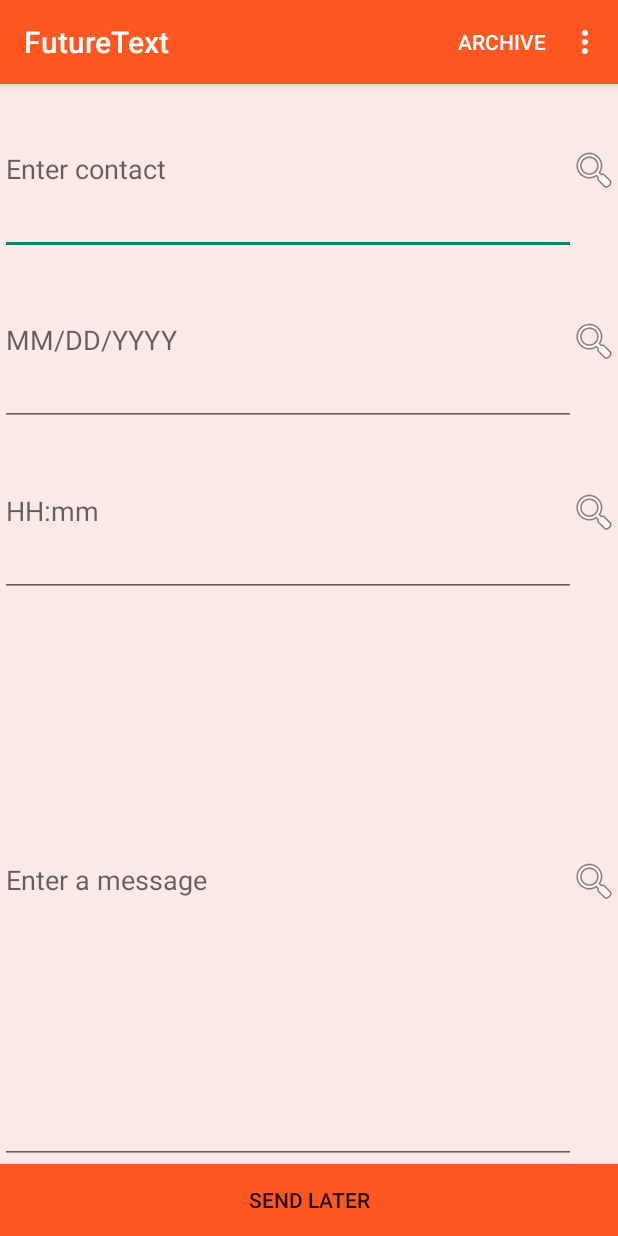
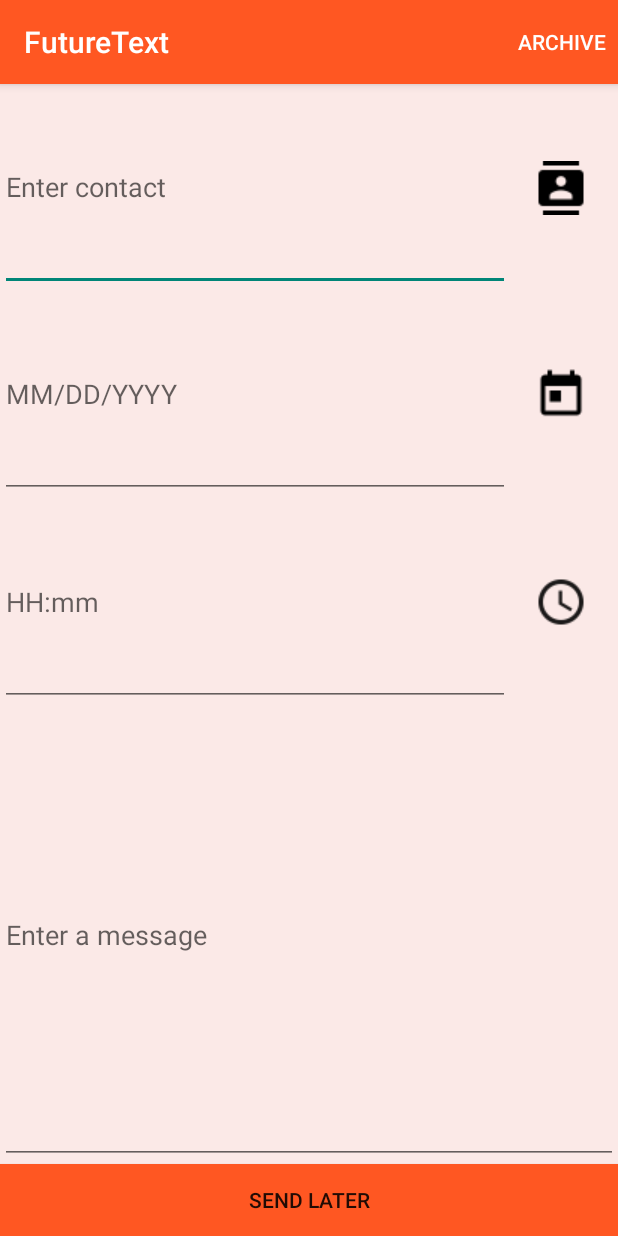
Before and after one commit to AnaxAndrade/FutureText, an Android app: the screen it shows after launch (InputActivity), on a phone screen of 412 x 824 dp. Run offline under Robolectric (Android 15) with nearby library versions, the phone set to English and light mode, and no system bars; libraries missing offline, so code that uses them is left out: com.wdullaer.materialdatetimepicker; 1 statement that could not run was skipped.

Commit message:
UI changes for prettiness

```diff
--- a/app/src/main/res/layout/activity_input.xml
+++ b/app/src/main/res/layout/activity_input.xml
@@ -7,7 +7,7 @@
     <RelativeLayout
         android:layout_width="match_parent"
         android:layout_height="0dp"
-        android:layout_weight="0.1">
+        android:layout_weight="0.15">
         <EditText android:id="@+id/get_recipients"
             android:layout_width="fill_parent"
             android:layout_height="fill_parent"
@@ -18,7 +18,9 @@
             android:id="@+id/search_contacts"
             android:layout_width="wrap_content"
             android:layout_height="fill_parent"
-            android:src="@android:drawable/ic_menu_search"
+            android:paddingLeft="20dip"
+            android:paddingRight="20dip"
+            android:src="@drawable/ic_contacts_black_24dp"
             android:contentDescription="@string/pick_contacts"
             android:layout_centerVertical="true"
             android:layout_alignParentRight="true"
@@ -29,7 +31,7 @@
     <RelativeLayout
         android:layout_width="match_parent"
         android:layout_height="0dp"
-        android:layout_weight="0.1"
+        android:layout_weight="0.15"
         android:orientation="horizontal">
         <EditText android:id="@+id/date"
             android:layout_width="fill_parent"
@@ -42,7 +44,9 @@
             android:id="@+id/get_date"
             android:layout_width="wrap_content"
             android:layout_height="fill_parent"
-            android:src="@android:drawable/ic_menu_search"
+            android:paddingLeft="20dip"
+            android:paddingRight="20dip"
+            android:src="@drawable/ic_today_black_24dp"
             android:contentDescription="@string/pick_contacts"
             android:layout_centerVertical="true"
             android:layout_alignParentRight="true"
@@ -53,7 +57,7 @@
     <RelativeLayout
         android:layout_width="match_parent"
         android:layout_height="0dp"
-        android:layout_weight="0.1"
+        android:layout_weight="0.15"
         android:orientation="horizontal">
         <EditText android:id="@+id/time"
             android:layout_width="fill_parent"
@@ -65,7 +69,9 @@
             android:id="@+id/get_time"
             android:layout_width="wrap_content"
             android:layout_height="fill_parent"
-            android:src="@android:drawable/ic_menu_search"
+            android:paddingLeft="20dip"
+            android:paddingRight="20dip"
+            android:src="@drawable/ic_schedule_black_24dp"
             android:contentDescription="@string/pick_contacts"
             android:layout_centerVertical="true"
             android:layout_alignParentRight="true"
@@ -85,17 +91,6 @@
             android:singleLine="true"
             android:inputType="textMultiLine"
             android:scrollbars="vertical"/>
-        <ImageButton
-            android:id="@+id/get_attachment"
-            android:layout_width="wrap_content"
-            android:layout_height="fill_parent"
-            android:src="@android:drawable/ic_menu_search"
-            android:contentDescription="@string/pick_contacts"
-            android:layout_centerVertical="true"
-            android:layout_alignParentRight="true"
-            android:layout_alignParentEnd="true"
-            android:background="@color/Background"
-            android:onClick=""/>
     </RelativeLayout>
     <Button android:id="@+id/sendLater"
         android:layout_width="fill_parent"
--- a/app/src/main/res/menu/menu_my.xml
+++ b/app/src/main/res/menu/menu_my.xml
@@ -1,10 +1,6 @@
 <menu xmlns:android="http://schemas.android.com/apk/res/android"
     xmlns:app="http://schemas.android.com/apk/res-auto"
     xmlns:tools="http://schemas.android.com/tools" tools:context=".InputActivity">
-    <item android:id="@+id/action_settings"
-        android:title="@string/action_settings"
-        android:orderInCategory="100"
-        app:showAsAction="never" />
     <item android:id="@+id/to_messagearchives"
         android:title="@string/to_messagearchives"
         app:showAsAction="ifRoom"/>
```
Also changed, not shown: app/src/main/res/drawable/ic_contacts_black_24dp.png (added), app/src/main/res/drawable/ic_schedule_black_24dp.png (added), app/src/main/res/drawable/ic_today_black_24dp.png (added).
